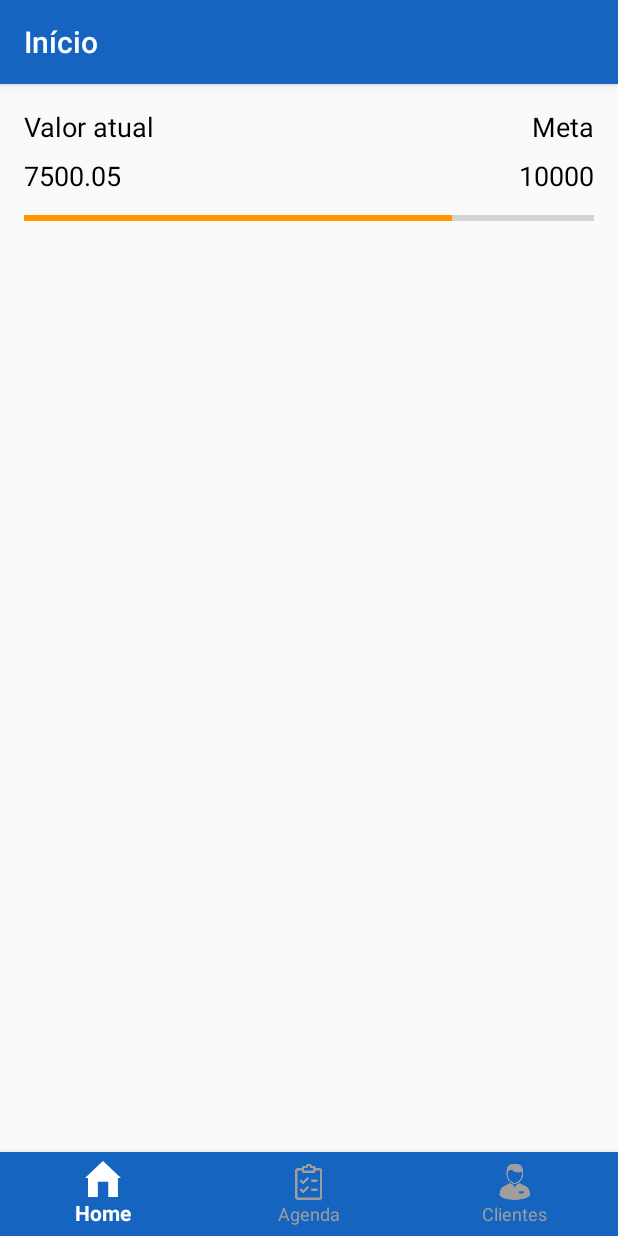
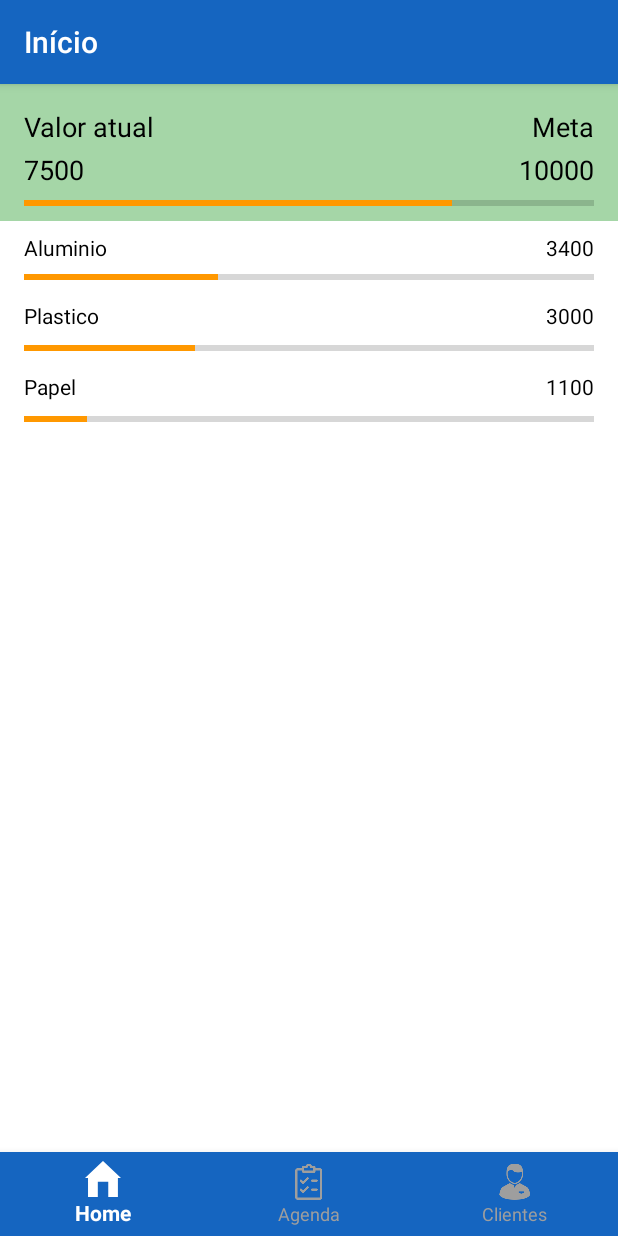
Before and after one commit to pablohcl/W190227, an Android app: the screen it shows after launch (MainActivity), on a phone screen of 412 x 824 dp. Run offline under Robolectric (Android 15) with nearby library versions, the phone set to English and light mode, and no system bars.

```diff
--- a/app/src/main/java/com/example/w190227/adapter/VisitaAdapter.java
+++ b/app/src/main/java/com/example/w190227/adapter/VisitaAdapter.java
@@ -80,7 +80,7 @@ public class VisitaAdapter extends RecyclerView.Adapter {
         } else if(hoje.equals(a)){
             return R.color.md_green_100;
         } else {
-            return R.color.md_blue_grey_200;
+            return R.color.md_blue_100;
         }
     }
 
--- a/app/src/main/java/com/example/w190227/fragment/HomeFragment.java
+++ b/app/src/main/java/com/example/w190227/fragment/HomeFragment.java
@@ -16,9 +16,15 @@ import com.example.w190227.util.db.VendedorDB;
 public class HomeFragment extends BaseFragment {
 
     private ProgressBar progressBar;
+    private ProgressBar progressBar2;
+    private ProgressBar progressBar3;
+    private ProgressBar progressBar4;
     private VendedorDB venDB;
     private TextView tvVlrAtual;
     private TextView tvMeta;
+    private TextView tvVlr2;
+    private TextView tvVlrplastico;
+    private TextView tvVlrPapel;
 
     public HomeFragment(){
     }
@@ -37,9 +43,15 @@ public class HomeFragment extends BaseFragment {
         getActivity().setTitle("Início");
 
         progressBar = getActivity().findViewById(R.id.progressBar);
+        progressBar2 = getActivity().findViewById(R.id.progressBar3);
+        progressBar3 = getActivity().findViewById(R.id.progressBar4);
+        progressBar4 = getActivity().findViewById(R.id.progressBar5);
         venDB = new VendedorDB(getActivity());
         tvMeta = getActivity().findViewById(R.id.tv_meta_home);
         tvVlrAtual = getActivity().findViewById(R.id.tv_vlr_atual_home);
+        tvVlr2 = getActivity().findViewById(R.id.tv_vlr_aluminio_home);
+        tvVlrplastico = getActivity().findViewById(R.id.tv_vlr_plastico_home);
+        tvVlrPapel = getActivity().findViewById(R.id.tv_vlr_papel_home);
 
         setMeta();
     }
@@ -52,10 +64,22 @@ public class HomeFragment extends BaseFragment {
         v.setMeta(10000.50);
         v.setVlrAtual(7500.05);
 
-        tvVlrAtual.setText(String.valueOf(7500.05));
+        tvVlrAtual.setText(String.valueOf(7500));
         tvMeta.setText(String.valueOf(10000));
 
         progressBar.setMax(10000);
         progressBar.setProgress(7500);
+
+        tvVlr2.setText(String.valueOf(3400));
+        progressBar2.setMax(10000);
+        progressBar2.setProgress(3400);
+
+        tvVlrplastico.setText(String.valueOf(3000));
+        progressBar3.setMax(10000);
+        progressBar3.setProgress(3000);
+
+        tvVlrPapel.setText(String.valueOf(1100));
+        progressBar4.setMax(10000);
+        progressBar4.setProgress(1100);
     }
 }
--- a/app/src/main/res/layout/fragment_home.xml
+++ b/app/src/main/res/layout/fragment_home.xml
@@ -4,7 +4,8 @@
     xmlns:app="http://schemas.android.com/apk/res-auto"
     xmlns:tools="http://schemas.android.com/tools"
     android:layout_width="match_parent"
-    android:layout_height="match_parent">
+    android:layout_height="match_parent"
+    android:background="@color/md_green_200">
 
     <TextView
         android:id="@+id/textView3"
@@ -35,7 +36,7 @@
         android:layout_width="wrap_content"
         android:layout_height="wrap_content"
         android:layout_marginStart="16dp"
-        android:layout_marginTop="8dp"
+        android:layout_marginTop="4dp"
         android:text="TextView"
         android:textColor="@color/md_black_1000"
         android:textSize="18sp"
@@ -46,7 +47,7 @@
         android:id="@+id/tv_meta_home"
         android:layout_width="wrap_content"
         android:layout_height="wrap_content"
-        android:layout_marginTop="8dp"
+        android:layout_marginTop="4dp"
         android:layout_marginEnd="16dp"
         android:text="TextView"
         android:textColor="@color/md_black_1000"
@@ -60,9 +61,123 @@
         android:layout_width="0dp"
         android:layout_height="wrap_content"
         android:layout_marginStart="16dp"
-        android:layout_marginTop="8dp"
+        android:layout_marginTop="2dp"
         android:layout_marginEnd="16dp"
         app:layout_constraintEnd_toEndOf="parent"
         app:layout_constraintStart_toStartOf="parent"
         app:layout_constraintTop_toBottomOf="@+id/tv_vlr_atual_home" />
+
+    <android.support.constraint.ConstraintLayout
+        android:layout_width="0dp"
+        android:layout_height="0dp"
+        android:layout_marginTop="4dp"
+        android:background="@color/md_white_1000"
+        app:layout_constraintBottom_toBottomOf="parent"
+        app:layout_constraintEnd_toEndOf="parent"
+        app:layout_constraintStart_toStartOf="parent"
+        app:layout_constraintTop_toBottomOf="@+id/progressBar">
+
+        <ProgressBar
+            android:id="@+id/progressBar4"
+            style="?android:attr/progressBarStyleHorizontal"
+            android:layout_width="0dp"
+            android:layout_height="wrap_content"
+            android:layout_marginStart="16dp"
+            android:layout_marginTop="4dp"
+            android:layout_marginEnd="16dp"
+            app:layout_constraintEnd_toEndOf="parent"
+            app:layout_constraintStart_toStartOf="parent"
+            app:layout_constraintTop_toBottomOf="@+id/textView7" />
+
+        <TextView
+            android:id="@+id/tv_vlr_plastico_home"
+            android:layout_width="wrap_content"
+            android:layout_height="wrap_content"
+            android:layout_marginTop="8dp"
+            android:layout_marginEnd="16dp"
+            android:text="TextView"
+            android:textColor="@color/md_black_1000"
+            app:layout_constraintEnd_toEndOf="parent"
+            app:layout_constraintTop_toBottomOf="@+id/progressBar3" />
+
+        <TextView
+            android:id="@+id/textView7"
+            android:layout_width="wrap_content"
+            android:layout_height="wrap_content"
+            android:layout_marginStart="16dp"
+            android:layout_marginTop="8dp"
+            android:text="Plastico"
+            android:textColor="@color/md_black_1000"
+            app:layout_constraintStart_toStartOf="parent"
+            app:layout_constraintTop_toBottomOf="@+id/progressBar3" />
+
+        <TextView
+            android:id="@+id/textView10"
+            android:layout_width="wrap_content"
+            android:layout_height="wrap_content"
+            android:layout_marginStart="16dp"
+            android:layout_marginTop="8dp"
+            android:text="Papel"
+            android:textColor="@color/md_black_1000"
+            app:layout_constraintStart_toStartOf="parent"
+            app:layout_constraintTop_toBottomOf="@+id/progressBar4" />
+
+        <ProgressBar
+            android:id="@+id/progressBar3"
+            style="?android:attr/progressBarStyleHorizontal"
+            android:layout_width="0dp"
+            android:layout_height="wrap_content"
+            android:layout_marginStart="16dp"
+            android:layout_marginTop="2dp"
+            android:layout_marginEnd="16dp"
+            app:layout_constraintEnd_toEndOf="parent"
+            app:layout_constraintStart_toStartOf="parent"
+            app:layout_constraintTop_toBottomOf="@+id/tv_vlr_2_home" />
+
+        <ProgressBar
+            android:id="@+id/progressBar5"
+            style="?android:attr/progressBarStyleHorizontal"
+            android:layout_width="0dp"
+            android:layout_height="wrap_content"
+            android:layout_marginStart="16dp"
+            android:layout_marginTop="4dp"
+            android:layout_marginEnd="16dp"
+            app:layout_constraintEnd_toEndOf="parent"
+            app:layout_constraintStart_toStartOf="parent"
+            app:layout_constraintTop_toBottomOf="@+id/textView10" />
+
+        <TextView
+            android:id="@+id/tv_vlr_papel_home"
+            android:layout_width="wrap_content"
+            android:layout_height="wrap_content"
+            android:layout_marginTop="8dp"
+            android:layout_marginEnd="16dp"
+            android:text="TextView"
+            android:textColor="@color/md_black_1000"
+            app:layout_constraintEnd_toEndOf="parent"
+            app:layout_constraintTop_toBottomOf="@+id/progressBar4" />
+
+        <TextView
+            android:id="@+id/tv_vlr_aluminio_home"
+            android:layout_width="wrap_content"
+            android:layout_height="wrap_content"
+            android:layout_marginTop="8dp"
+            android:layout_marginEnd="16dp"
+            android:text="3400"
+            android:textColor="@color/md_black_1000"
+            app:layout_constraintEnd_toEndOf="parent"
+            app:layout_constraintTop_toTopOf="parent" />
+
+        <TextView
+            android:id="@+id/tv_vlr_2_home"
+            android:layout_width="wrap_content"
+            android:layout_height="wrap_content"
+            android:layout_marginStart="16dp"
+            android:layout_marginTop="8dp"
+            android:text="Aluminio"
+            android:textColor="@color/md_black_1000"
+            app:layout_constraintStart_toStartOf="parent"
+            app:layout_constraintTop_toTopOf="parent" />
+    </android.support.constraint.ConstraintLayout>
+
 </android.support.constraint.ConstraintLayout>
```
